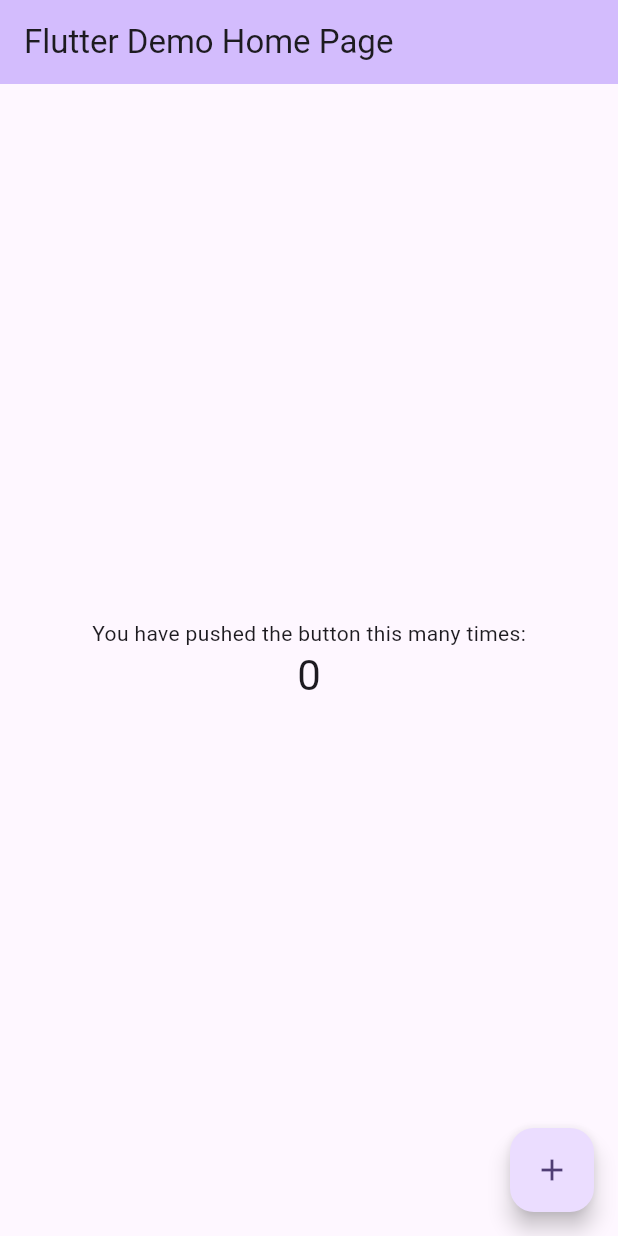
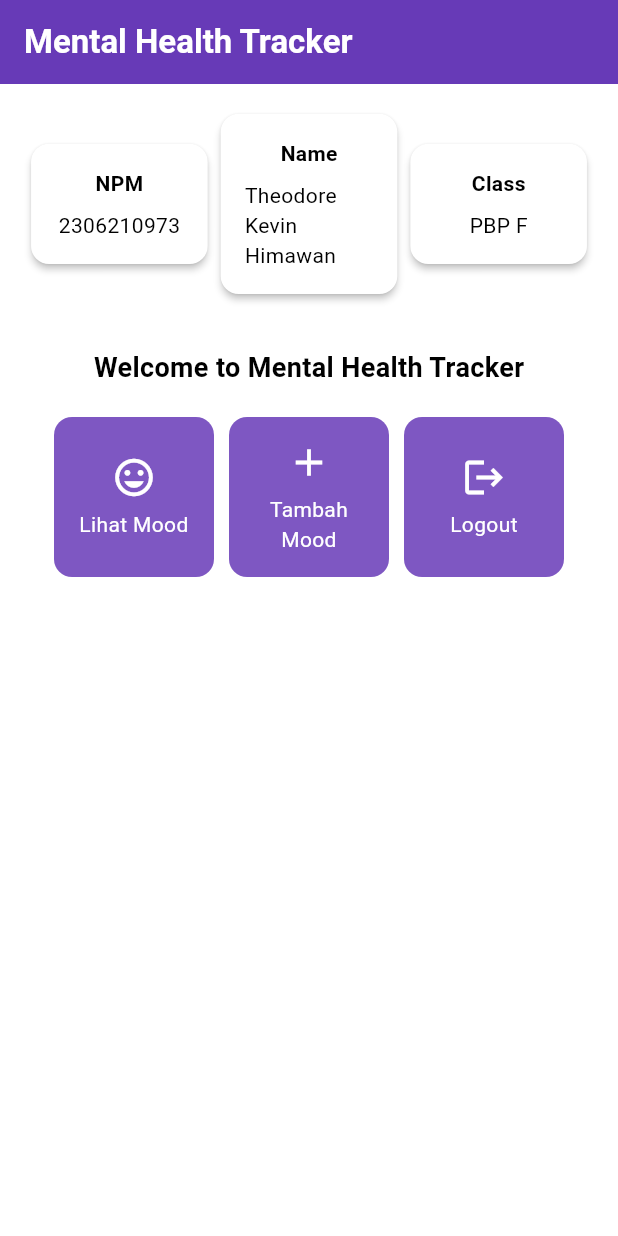
Before and after one commit to TheoKevH/mental-health-tracker-mobile, a Flutter app: the screen it shows after launch, on a phone screen of 412 x 824 dp. Run offline on Flutter 3.47's test engine with Material 3 defaults, Android fonts, the phone set to English and light mode, and no system bars.

Commit message:
final tutorial 6

```diff
--- a/lib/main.dart
+++ b/lib/main.dart
@@ -1,4 +1,5 @@
 import 'package:flutter/material.dart';
+import 'package:mental_health_tracker/menu.dart';
 
 void main() {
   runApp(const MyApp());
@@ -28,98 +29,12 @@ class MyApp extends StatelessWidget {
         //
         // This works for code too, not just values: Most code changes can be
         // tested with just a hot reload.
-        colorScheme: ColorScheme.fromSeed(seedColor: Colors.deepPurple),
+        colorScheme: ColorScheme.fromSwatch(
+              primarySwatch: Colors.deepPurple,
+        ).copyWith(secondary: Colors.deepPurple[400]),
         useMaterial3: true,
       ),
-      home: const MyHomePage(title: 'Flutter Demo Home Page'),
+      home: MyHomePage(),
     );
   }
 }
-
-class MyHomePage extends StatefulWidget {
-  const MyHomePage({super.key, required this.title});
-
-  // This widget is the home page of your application. It is stateful, meaning
-  // that it has a State object (defined below) that contains fields that affect
-  // how it looks.
-
-  // This class is the configuration for the state. It holds the values (in this
-  // case the title) provided by the parent (in this case the App widget) and
-  // used by the build method of the State. Fields in a Widget subclass are
-  // always marked "final".
-
-  final String title;
-
-  @override
-  State<MyHomePage> createState() => _MyHomePageState();
-}
-
-class _MyHomePageState extends State<MyHomePage> {
-  int _counter = 0;
-
-  void _incrementCounter() {
-    setState(() {
-      // This call to setState tells the Flutter framework that something has
-      // changed in this State, which causes it to rerun the build method below
-      // so that the display can reflect the updated values. If we changed
-      // _counter without calling setState(), then the build method would not be
-      // called again, and so nothing would appear to happen.
-      _counter++;
-    });
-  }
-
-  @override
-  Widget build(BuildContext context) {
-    // This method is rerun every time setState is called, for instance as done
-    // by the _incrementCounter method above.
-    //
-    // The Flutter framework has been optimized to make rerunning build methods
-    // fast, so that you can just rebuild anything that needs updating rather
-    // than having to individually change instances of widgets.
-    return Scaffold(
-      appBar: AppBar(
-        // TRY THIS: Try changing the color here to a specific color (to
-        // Colors.amber, perhaps?) and trigger a hot reload to see the AppBar
-        // change color while the other colors stay the same.
-        backgroundColor: Theme.of(context).colorScheme.inversePrimary,
-        // Here we take the value from the MyHomePage object that was created by
-        // the App.build method, and use it to set our appbar title.
-        title: Text(widget.title),
-      ),
-      body: Center(
-        // Center is a layout widget. It takes a single child and positions it
-        // in the middle of the parent.
-        child: Column(
-          // Column is also a layout widget. It takes a list of children and
-          // arranges them vertically. By default, it sizes itself to fit its
-          // children horizontally, and tries to be as tall as its parent.
-          //
-          // Column has various properties to control how it sizes itself and
-          // how it positions its children. Here we use mainAxisAlignment to
-          // center the children vertically; the main axis here is the vertical
-          // axis because Columns are vertical (the cross axis would be
-          // horizontal).
-          //
-          // TRY THIS: Invoke "debug painting" (choose the "Toggle Debug Paint"
-          // action in the IDE, or press "p" in the console), to see the
-          // wireframe for each widget.
-          mainAxisAlignment: MainAxisAlignment.center,
-          children: <Widget>[
-            const Text(
-              'You have pushed the button this many times:',
-            ),
-            Text(
-              '$_counter',
-              style: Theme.of(context).textTheme.headlineMedium,
-            ),
-          ],
-        ),
-      ),
-      floatingActionButton: FloatingActionButton(
-        onPressed: _incrementCounter,
-        tooltip: 'Increment',
-        child: const Icon(Icons.add),
-      ), // This trailing comma makes auto-formatting nicer for build methods.
-    );
-  }
-}
--- /dev/null
+++ b/lib/menu.dart
@@ -0,0 +1,186 @@
+import 'package:flutter/material.dart';
+
+class MyHomePage extends StatelessWidget {
+    final String npm = '2306210973';
+    final String name = 'Theodore Kevin Himawan';
+    final String className = 'PBP F';
+    MyHomePage({super.key});
+
+    final List<ItemHomepage> items = [
+         ItemHomepage("Lihat Mood", Icons.mood),
+         ItemHomepage("Tambah Mood", Icons.add),
+         ItemHomepage("Logout", Icons.logout),
+    ];
+
+      @override
+  Widget build(BuildContext context) {
+    // Scaffold menyediakan struktur dasar halaman dengan AppBar dan body.
+    return Scaffold(
+      // AppBar adalah bagian atas halaman yang menampilkan judul.
+      appBar: AppBar(
+        // Judul aplikasi "Mental Health Tracker" dengan teks putih dan tebal.
+        title: const Text(
+          'Mental Health Tracker',
+          style: TextStyle(
+            color: Colors.white,
+            fontWeight: FontWeight.bold,
+          ),
+        ),
+        // Warna latar belakang AppBar diambil dari skema warna tema aplikasi.
+        backgroundColor: Theme.of(context).colorScheme.primary,
+      ),
+      // Body halaman dengan padding di sekelilingnya.
+      body: Padding(
+        padding: const EdgeInsets.all(16.0),
+        // Menyusun widget secara vertikal dalam sebuah kolom.
+        child: Column(
+          crossAxisAlignment: CrossAxisAlignment.center,
+          children: [
+            // Row untuk menampilkan 3 InfoCard secara horizontal.
+            Row(
+              mainAxisAlignment: MainAxisAlignment.spaceEvenly,
+              children: [
+                InfoCard(title: 'NPM', content: npm),
+                InfoCard(title: 'Name', content: name),
+                InfoCard(title: 'Class', content: className),
+              ],
+            ),
+
+            // Memberikan jarak vertikal 16 unit.
+            const SizedBox(height: 16.0),
+
+            // Menempatkan widget berikutnya di tengah halaman.
+            Center(
+              child: Column(
+                // Menyusun teks dan grid item secara vertikal.
+
+                children: [
+                  // Menampilkan teks sambutan dengan gaya tebal dan ukuran 18.
+                  const Padding(
+                    padding: EdgeInsets.only(top: 16.0),
+                    child: Text(
+                      'Welcome to Mental Health Tracker',
+                      style: TextStyle(
+                        fontWeight: FontWeight.bold,
+                        fontSize: 18.0,
+                      ),
+                    ),
+                  ),
+
+                  // Grid untuk menampilkan ItemCard dalam bentuk grid 3 kolom.
+                  GridView.count(
+                    primary: true,
+                    padding: const EdgeInsets.all(20),
+                    crossAxisSpacing: 10,
+                    mainAxisSpacing: 10,
+                    crossAxisCount: 3,
+                    // Agar grid menyesuaikan tinggi kontennya.
+                    shrinkWrap: true,
+
+                    // Menampilkan ItemCard untuk setiap item dalam list items.
+                    children: items.map((ItemHomepage item) {
+                      return ItemCard(item);
+                    }).toList(),
+                  ),
+                ],
+              ),
+            ),
+          ],
+        ),
+      ),
+    );
+  }
+}
+
+class InfoCard extends StatelessWidget {
+  // Kartu informasi yang menampilkan title dan content.
+
+  final String title;  // Judul kartu.
+  final String content;  // Isi kartu.
+
+  const InfoCard({super.key, required this.title, required this.content});
+
+  @override
+  Widget build(BuildContext context) {
+    return Card(
+      // Membuat kotak kartu dengan bayangan dibawahnya.
+      elevation: 2.0,
+      child: Container(
+        // Mengatur ukuran dan jarak di dalam kartu.
+        width: MediaQuery.of(context).size.width / 3.5, // menyesuaikan dengan lebar device yang digunakan.
+        padding: const EdgeInsets.all(16.0),
+        // Menyusun title dan content secara vertikal.
+        child: Column(
+          children: [
+            Text(
+              title,
+              style: const TextStyle(fontWeight: FontWeight.bold),
+            ),
+            const SizedBox(height: 8.0),
+            Text(content),
+          ],
+        ),
+      ),
+    );
+  }
+}
+
+ class ItemHomepage {
+     final String name;
+     final IconData icon;
+
+     ItemHomepage(this.name, this.icon);
+ }
+
+class ItemCard extends StatelessWidget {
+  // Menampilkan kartu dengan ikon dan nama.
+
+  final ItemHomepage item;
+
+  const ItemCard(this.item, {super.key});
+
+  @override
+  Widget build(BuildContext context) {
+    return Material(
+      // Menentukan warna latar belakang dari tema aplikasi.
+      color: Theme.of(context).colorScheme.secondary,
+      // Membuat sudut kartu melengkung.
+      borderRadius: BorderRadius.circular(12),
+
+      child: InkWell(
+        // Aksi ketika kartu ditekan.
+        onTap: () {
+          // Menampilkan pesan SnackBar saat kartu ditekan.
+          ScaffoldMessenger.of(context)
+            ..hideCurrentSnackBar()
+            ..showSnackBar(
+              SnackBar(content: Text("Kamu telah menekan tombol ${item.name}!"))
+            );
+        },
+        // Container untuk menyimpan Icon dan Text
+        child: Container(
+          padding: const EdgeInsets.all(8),
+          child: Center(
+            child: Column(
+              // Menyusun ikon dan teks di tengah kartu.
+              mainAxisAlignment: MainAxisAlignment.center,
+              children: [
+                Icon(
+                  item.icon,
+                  color: Colors.white,
+                  size: 30.0,
+                ),
+                const Padding(padding: EdgeInsets.all(3)),
+                Text(
+                  item.name,
+                  textAlign: TextAlign.center,
+                  style: const TextStyle(color: Colors.white),
+                ),
+              ],
+            ),
+          ),
+        ),
+      ),
+    );
+  }
+}
```
